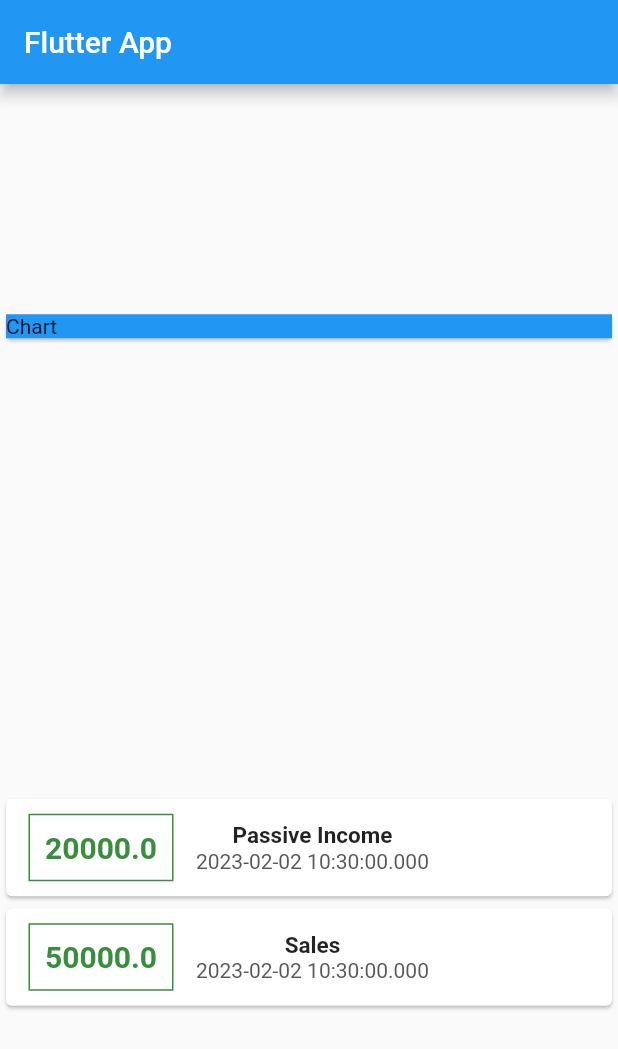
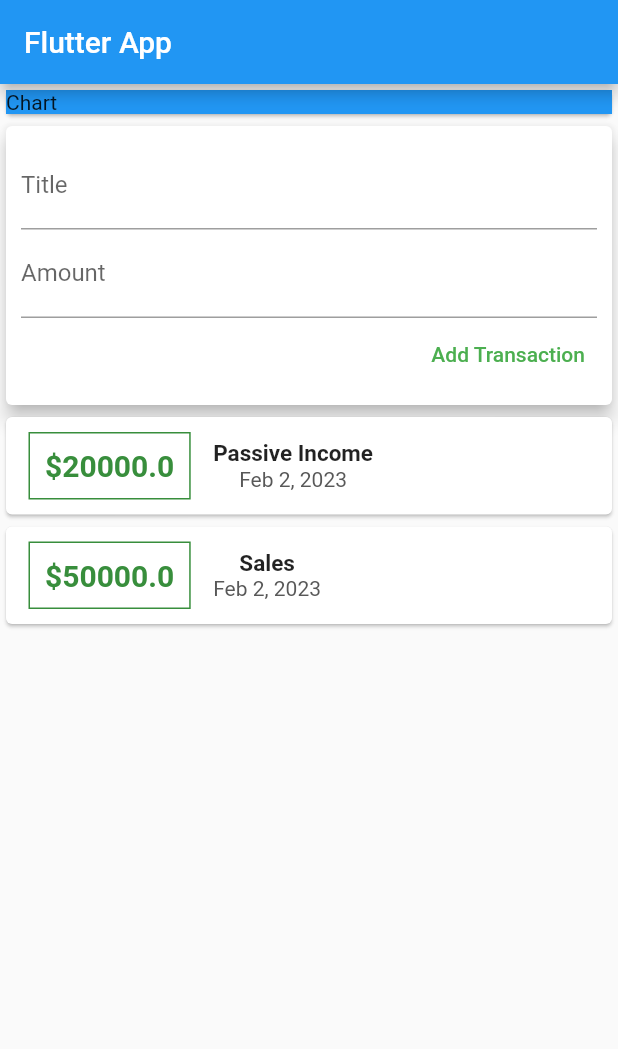
Before and after one commit to clippefuentes/personal_expense_flutter, a Flutter app: the screen it shows after launch, on a phone screen of 412 x 824 dp. Shown: the top 1049 px of the screen. Run offline on Flutter 3.47's test engine with Material 2 defaults, Android fonts, the phone set to English and light mode, and no system bars.

Commit message:
sepereate to own widgets

```diff
--- a/lib/main.dart
+++ b/lib/main.dart
@@ -1,6 +1,5 @@
 import 'package:flutter/material.dart';
-import 'package:flutter_complete_guide/transaction.dart';
-
+import './widgets/user_transactions.dart';
 void main() => runApp(MyApp());
 
 class MyApp extends StatelessWidget {
@@ -14,20 +13,9 @@ class MyApp extends StatelessWidget {
 }
 
 class MyHomePage extends StatelessWidget {
-  final List<Transaction> transactions = [
-    Transaction(
-      id: 'T',
-      title: 'Passive Income',
-      amount: 20000,
-      date: DateTime.now()
-    ),
-    Transaction(
-      id: 'T',
-      title: 'Sales',
-      amount: 50000,
-      date: DateTime.now()
-    ),
-  ];
+
+  final titleController = TextEditingController();
+  final amountController = TextEditingController();
 
   @override
   Widget build(BuildContext context) {
@@ -35,8 +23,9 @@ class MyHomePage extends StatelessWidget {
       appBar: AppBar(
         title: Text('Flutter App'),
       ),
-      body: Column(
-        mainAxisAlignment: MainAxisAlignment.spaceAround,
+      body: SingleChildScrollView(
+        child: Column(
+          mainAxisAlignment: MainAxisAlignment.start,
           crossAxisAlignment: CrossAxisAlignment.stretch,
           children: [
             Card(
@@ -46,53 +35,9 @@ class MyHomePage extends StatelessWidget {
                 child: Text('Chart')
               ),
             ),
-          Column(
-            children: transactions.map((tx) {
-              return Card(
-                child: Row(
-                  children: [
-                    Container(
-                      margin: EdgeInsets.symmetric(
-                        vertical: 10, horizontal: 15
+            UserTransactions(),
+          ]
         ),
-                      padding: EdgeInsets.all(10),
-                      decoration: BoxDecoration(
-                        border: Border.all(
-                          color: Colors.green[700]
-                        )
-                      ),
-                      child: Text(
-                        tx.amount.toString(),
-                        style: TextStyle(
-                          fontWeight: FontWeight.bold,
-                          fontSize: 20,
-                          color: Colors.green[700],
-                        ),
-                      ),
-                    ),
-                    Column(
-                      children: [
-                        Text(tx.title,
-                          style: TextStyle(
-                            fontWeight: FontWeight.w600,
-                            fontSize: 15,
-                            color: Colors.black87,
-                          ),
-                        ),
-                        Text(tx.date.toString(),
-                          style: TextStyle(
-                            // fontSize: 20,
-                            color: Color.fromARGB(255, 88, 88, 88),
-                          ),
-                        ),
-                      ],
-                    )
-                  ],
-                ),
-              );
-            }).toList(),
-          )
-        ]
       ),
     );
   }
--- a/lib/transaction.dart
+++ b/lib/models/transaction.dart
@@ -7,9 +7,9 @@ class Transaction {
   DateTime date;
 
   Transaction({
-    @required this.id,
-    @required this.title,
-    @required this.amount,
-    @required  this.date
+    required this.id,
+    required this.title,
+    required this.amount,
+    required  this.date
   });
 }
--- /dev/null
+++ b/lib/widgets/new_transaction.dart
@@ -0,0 +1,57 @@
+import 'package:flutter/material.dart';
+
+class NewTransaction extends StatelessWidget {
+  // const NewTransaction({Key key}) : super(key: key);
+  // String titleInput;
+  // String amountInput;
+  final titleController = TextEditingController();
+  final amountController = TextEditingController();
+
+  final Function addTx;
+
+  NewTransaction(this.addTx);
+
+  @override
+  Widget build(BuildContext context) {
+    return Card(
+      elevation: 5,
+      child: Container(
+        padding: EdgeInsets.all(10),
+        child: Column(
+          crossAxisAlignment: CrossAxisAlignment.end,
+          children: [
+            TextField(
+              decoration: InputDecoration(
+                labelText: 'Title'
+              ),
+              controller: titleController,
+              // onChanged: (value) {
+              //   titleInput = value;
+              // },
+            ),
+            TextField(
+              decoration: InputDecoration(
+                labelText: 'Amount'
+              ),
+              controller: amountController,
+              // onChanged: (value) {
+              //   amountInput = value;
+              // },
+            ),
+            TextButton(
+              child: Text('Add Transaction'),
+              style: TextButton.styleFrom(
+                foregroundColor: Colors.green,
+              ),
+              onPressed: () {
+                // print(amountInput);
+                // print(titleInput);
+                this.addTx(titleController.text, double.parse(amountController.text));
+              },
+            ),
+          ],
+        ),
+      ),
+    );
+  }
+}
--- /dev/null
+++ b/lib/widgets/transaction_list.dart
@@ -0,0 +1,62 @@
+import 'package:intl/intl.dart';
+import 'package:flutter/material.dart';
+
+import '../models/transaction.dart';
+
+class TransactionList extends StatelessWidget {
+  // const TransactionList({Key key}) : super(key: key);
+  final List<Transaction> transactions;
+
+  TransactionList(this.transactions);
+
+  @override
+  Widget build(BuildContext context) {
+    return Column(
+      children: transactions.map((tx) {
+        return Card(
+          child: Row(
+            children: [
+              Container(
+                margin: EdgeInsets.symmetric(
+                  vertical: 10, horizontal: 15
+                ),
+                padding: EdgeInsets.all(10),
+                decoration: BoxDecoration(
+                  border: Border.all(
+                    color: Colors.green.shade700
+                  )
+                ),
+                child: Text(
+                  '\$${tx.amount.toString()}',
+                  style: TextStyle(
+                    fontWeight: FontWeight.bold,
+                    fontSize: 20,
+                    color: Colors.green[700],
+                  ),
+                ),
+              ),
+              Column(
+                children: [
+                  Text(tx.title,
+                    style: TextStyle(
+                      fontWeight: FontWeight.w600,
+                      fontSize: 15,
+                      color: Colors.black87,
+                    ),
+                  ),
+                  Text(
+                    DateFormat.yMMMd().format(tx.date),
+                    style: TextStyle(
+                      // fontSize: 20,
+                      color: Color.fromARGB(255, 88, 88, 88),
+                    ),
+                  ),
+                ],
+              )
+            ],
+          ),
+        );
+      }).toList(),
+    );
+  }
+}
--- /dev/null
+++ b/lib/widgets/user_transactions.dart
@@ -0,0 +1,51 @@
+import 'package:flutter/material.dart';
+import './new_transaction.dart';
+import './transaction_list.dart';
+import '../models/transaction.dart';
+
+class UserTransactions extends StatefulWidget {
+  // const UserTransactions({Key key}) : super(key: key);
+
+  @override
+  State<UserTransactions> createState() => _UserTransactionsState();
+}
+
+class _UserTransactionsState extends State<UserTransactions> {
+  final List<Transaction> _transactions = [
+    Transaction(
+      id: 'T',
+      title: 'Passive Income',
+      amount: 20000,
+      date: DateTime.now()
+    ),
+    Transaction(
+      id: 'T',
+      title: 'Sales',
+      amount: 50000,
+      date: DateTime.now()
+    ),
+  ];
+
+  void _addNewTransaction(String title, double amount) {
+    final newTransaction = Transaction(
+      title: title,
+      amount: amount,
+      date: DateTime.now(),
+      id: DateTime.now().toString()
+    );
+
+    setState(() {
+      _transactions.add(newTransaction);
+    });
+  }
+
+  @override
+  Widget build(BuildContext context) {
+    return Column(
+      children: [
+        NewTransaction(_addNewTransaction),
+        TransactionList(_transactions),
+      ],
+    );
+  }
+}
--- a/pubspec.yaml
+++ b/pubspec.yaml
@@ -23,6 +23,7 @@ environment:
 dependencies:
   flutter:
     sdk: flutter
+  intl: ^0.18.0
 
 
   # The following adds the Cupertino Icons font to your application.
```
Also changed, not shown: pubspec.lock. Lines whose indentation alone changed are shown as unchanged.
